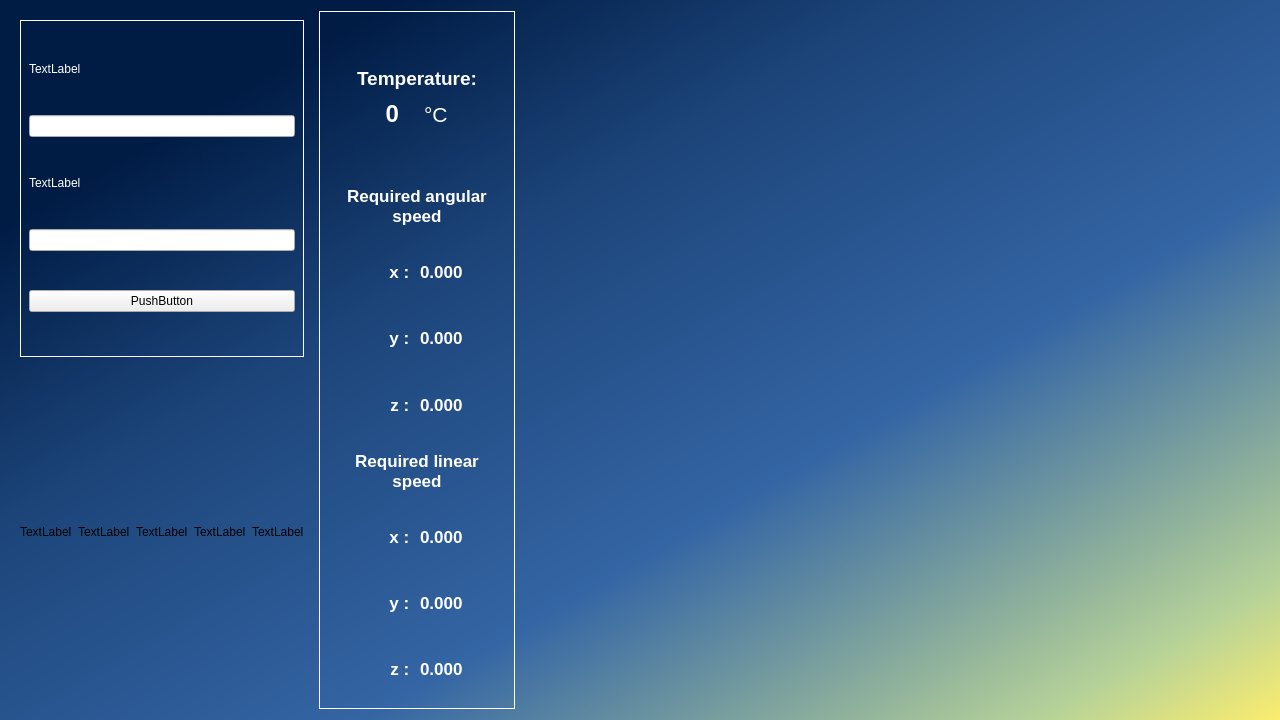
Qt form src/dp_ros_package/include/dp_ros_package/main_window.ui (Zdeno5/DP) before a commit.
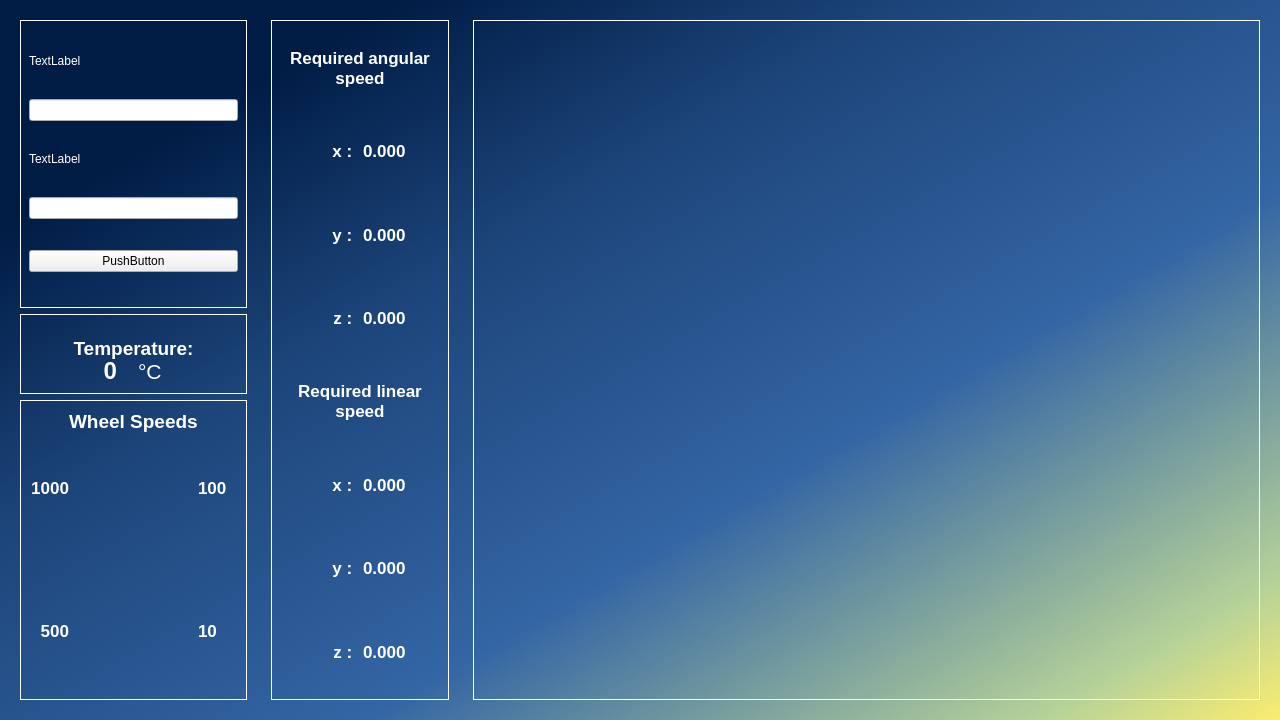
The same form after that commit. Icons and pictures are not drawn.

```diff
--- a/src/dp_ros_package/include/dp_ros_package/main_window.ui
+++ b/src/dp_ros_package/include/dp_ros_package/main_window.ui
@@ -42,6 +42,12 @@
        <layout class="QVBoxLayout" name="verticalLayout">
         <item>
          <widget class="QWidget" name="connectwidget" native="true">
+          <property name="sizePolicy">
+           <sizepolicy hsizetype="Preferred" vsizetype="Preferred">
+            <horstretch>0</horstretch>
+            <verstretch>0</verstretch>
+           </sizepolicy>
+          </property>
           <property name="styleSheet">
            <string notr="true">#connectwidget{border: 1px solid white; padding: 5px;}</string>
           </property>
@@ -95,74 +101,16 @@
          </widget>
         </item>
         <item>
-         <layout class="QVBoxLayout" name="verticalLayout_3">
-          <item>
-           <layout class="QHBoxLayout" name="horizontalLayout_3">
-            <item>
-             <widget class="QLabel" name="wheel1_label">
-              <property name="text">
-               <string>TextLabel</string>
-              </property>
-             </widget>
-            </item>
-            <item>
-             <widget class="QLabel" name="wheel2_label">
-              <property name="text">
-               <string>TextLabel</string>
-              </property>
-             </widget>
-            </item>
-            <item>
-             <widget class="QLabel" name="wheel3_label">
-              <property name="text">
-               <string>TextLabel</string>
-              </property>
-             </widget>
-            </item>
-            <item>
-             <widget class="QLabel" name="wheel4_label">
-              <property name="enabled">
-               <bool>true</bool>
-              </property>
-              <property name="text">
-               <string>TextLabel</string>
-              </property>
-             </widget>
-            </item>
-            <item>
-             <widget class="QLabel" name="car_img">
-              <property name="sizePolicy">
-               <sizepolicy hsizetype="Preferred" vsizetype="Preferred">
-                <horstretch>0</horstretch>
-                <verstretch>0</verstretch>
-               </sizepolicy>
-              </property>
-              <property name="text">
-               <string>TextLabel</string>
-              </property>
-             </widget>
-            </item>
-           </layout>
-          </item>
-         </layout>
-        </item>
-       </layout>
-      </widget>
-     </item>
-     <item>
-      <widget class="QWidget" name="middlewidget" native="true">
-       <property name="styleSheet">
-        <string notr="true">#middlewidget{border: 1px solid white;}</string>
-       </property>
-       <layout class="QVBoxLayout" name="verticalLayout_6">
-        <item>
-         <widget class="QWidget" name="horizontalWidget_3" native="true">
+         <widget class="QWidget" name="temperatureWidget" native="true">
           <property name="maximumSize">
            <size>
             <width>16777215</width>
-            <height>150</height>
+            <height>80</height>
            </size>
           </property>
+          <property name="styleSheet">
+           <string notr="true">#temperatureWidget{border: 1px solid white;}</string>
+          </property>
           <layout class="QVBoxLayout" name="verticalLayout_8">
            <property name="spacing">
             <number>1</number>
@@ -178,7 +126,7 @@
              <property name="sizeHint" stdset="0">
               <size>
                <width>20</width>
-               <height>40</height>
+               <height>10</height>
               </size>
              </property>
             </spacer>
@@ -199,7 +147,7 @@
              </property>
              <property name="maximumSize">
               <size>
-               <width>160</width>
+               <width>1000</width>
                <height>30</height>
               </size>
              </property>
@@ -255,7 +203,7 @@
                 </property>
                 <property name="sizeHint" stdset="0">
                  <size>
-                  <width>20</width>
+                  <width>50</width>
                   <height>1</height>
                  </size>
                 </property>
@@ -330,7 +278,7 @@
                 </property>
                 <property name="sizeHint" stdset="0">
                  <size>
-                  <width>20</width>
+                  <width>50</width>
                   <height>1</height>
                  </size>
                 </property>
@@ -350,7 +298,7 @@
              <property name="sizeHint" stdset="0">
               <size>
                <width>20</width>
-               <height>40</height>
+               <height>20</height>
               </size>
              </property>
             </spacer>
@@ -359,6 +307,294 @@
          </widget>
         </item>
         <item>
+         <widget class="QWidget" name="leftBotWidget" native="true">
+          <property name="sizePolicy">
+           <sizepolicy hsizetype="Preferred" vsizetype="Maximum">
+            <horstretch>0</horstretch>
+            <verstretch>0</verstretch>
+           </sizepolicy>
+          </property>
+          <property name="minimumSize">
+           <size>
+            <width>0</width>
+            <height>300</height>
+           </size>
+          </property>
+          <property name="maximumSize">
+           <size>
+            <width>16777215</width>
+            <height>300</height>
+           </size>
+          </property>
+          <property name="styleSheet">
+           <string notr="true">#leftBotWidget{border: 1px solid white; padding: 5px; }</string>
+          </property>
+          <layout class="QVBoxLayout" name="verticalLayout_3">
+           <item>
+            <widget class="QWidget" name="carBPwidget" native="true">
+             <property name="styleSheet">
+              <string notr="true">#carBPwidget{border-image: url(:/resources/images/carbp.png) 0 0 0 0 stretch stretch; margin-top: 30px; margin-left: 10px; margin-right: 10px;}</string>
+             </property>
+             <layout class="QHBoxLayout" name="horizontalLayout_3">
+              <property name="spacing">
+               <number>0</number>
+              </property>
+              <property name="leftMargin">
+               <number>0</number>
+              </property>
+              <property name="topMargin">
+               <number>0</number>
+              </property>
+              <property name="rightMargin">
+               <number>0</number>
+              </property>
+              <property name="bottomMargin">
+               <number>0</number>
+              </property>
+              <item>
+               <layout class="QGridLayout" name="gridLayout">
+                <item row="5" column="1">
+                 <widget class="QLabel" name="label_13">
+                  <property name="sizePolicy">
+                   <sizepolicy hsizetype="Maximum" vsizetype="Maximum">
+                    <horstretch>0</horstretch>
+                    <verstretch>0</verstretch>
+                   </sizepolicy>
+                  </property>
+                  <property name="maximumSize">
+                   <size>
+                    <width>100</width>
+                    <height>40</height>
+                   </size>
+                  </property>
+                  <property name="text">
+                   <string/>
+                  </property>
+                 </widget>
+                </item>
+                <item row="2" column="0">
+                 <widget class="QLabel" name="wheel1_label">
+                  <property name="sizePolicy">
+                   <sizepolicy hsizetype="Minimum" vsizetype="Maximum">
+                    <horstretch>0</horstretch>
+                    <verstretch>0</verstretch>
+                   </sizepolicy>
+                  </property>
+                  <property name="minimumSize">
+                   <size>
+                    <width>40</width>
+                    <height>0</height>
+                   </size>
+                  </property>
+                  <property name="maximumSize">
+                   <size>
+                    <width>40</width>
+                    <height>50</height>
+                   </size>
+                  </property>
+                  <property name="font">
+                   <font>
+                    <pointsize>13</pointsize>
+                    <weight>75</weight>
+                    <bold>true</bold>
+                   </font>
+                  </property>
+                  <property name="styleSheet">
+                   <string notr="true">color: rgb(255, 255, 255);</string>
+                  </property>
+                  <property name="text">
+                   <string>1000</string>
+                  </property>
+                  <property name="alignment">
+                   <set>Qt::AlignBottom|Qt::AlignRight|Qt::AlignTrailing</set>
+                  </property>
+                 </widget>
+                </item>
+                <item row="3" column="1">
+                 <widget class="QLabel" name="label_12">
+                  <property name="text">
+                   <string/>
+                  </property>
+                 </widget>
+                </item>
+                <item row="4" column="2">
+                 <widget class="QLabel" name="wheel4_label">
+                  <property name="enabled">
+                   <bool>true</bool>
+                  </property>
+                  <property name="sizePolicy">
+                   <sizepolicy hsizetype="Minimum" vsizetype="Maximum">
+                    <horstretch>0</horstretch>
+                    <verstretch>0</verstretch>
+                   </sizepolicy>
+                  </property>
+                  <property name="minimumSize">
+                   <size>
+                    <width>40</width>
+                    <height>0</height>
+                   </size>
+                  </property>
+                  <property name="maximumSize">
+                   <size>
+                    <width>40</width>
+                    <height>40</height>
+                   </size>
+                  </property>
+                  <property name="font">
+                   <font>
+                    <pointsize>13</pointsize>
+                    <weight>75</weight>
+                    <bold>true</bold>
+                   </font>
+                  </property>
+                  <property name="styleSheet">
+                   <string notr="true">color: rgb(255, 255, 255);</string>
+                  </property>
+                  <property name="text">
+                   <string>10</string>
+                  </property>
+                 </widget>
+                </item>
+                <item row="4" column="0">
+                 <widget class="QLabel" name="wheel3_label">
+                  <property name="sizePolicy">
+                   <sizepolicy hsizetype="Minimum" vsizetype="Maximum">
+                    <horstretch>0</horstretch>
+                    <verstretch>0</verstretch>
+                   </sizepolicy>
+                  </property>
+                  <property name="minimumSize">
+                   <size>
+                    <width>40</width>
+                    <height>0</height>
+                   </size>
+                  </property>
+                  <property name="maximumSize">
+                   <size>
+                    <width>40</width>
+                    <height>40</height>
+                   </size>
+                  </property>
+                  <property name="font">
+                   <font>
+                    <pointsize>13</pointsize>
+                    <weight>75</weight>
+                    <bold>true</bold>
+                   </font>
+                  </property>
+                  <property name="styleSheet">
+                   <string notr="true">color: rgb(255, 255, 255);</string>
+                  </property>
+                  <property name="text">
+                   <string>500</string>
+                  </property>
+                  <property name="alignment">
+                   <set>Qt::AlignRight|Qt::AlignTrailing|Qt::AlignVCenter</set>
+                  </property>
+                 </widget>
+                </item>
+                <item row="0" column="1">
+                 <widget class="QLabel" name="label_11">
+                  <property name="sizePolicy">
+                   <sizepolicy hsizetype="Maximum" vsizetype="Maximum">
+                    <horstretch>0</horstretch>
+                    <verstretch>0</verstretch>
+                   </sizepolicy>
+                  </property>
+                  <property name="maximumSize">
+                   <size>
+                    <width>16777215</width>
+                    <height>25</height>
+                   </size>
+                  </property>
+                  <property name="font">
+                   <font>
+                    <pointsize>14</pointsize>
+                    <weight>75</weight>
+                    <bold>true</bold>
+                   </font>
+                  </property>
+                  <property name="styleSheet">
+                   <string notr="true">color: rgb(255, 255, 255);</string>
+                  </property>
+                  <property name="text">
+                   <string>Wheel Speeds</string>
+                  </property>
+                 </widget>
+                </item>
+                <item row="2" column="2">
+                 <widget class="QLabel" name="wheel2_label">
+                  <property name="sizePolicy">
+                   <sizepolicy hsizetype="Minimum" vsizetype="Maximum">
+                    <horstretch>0</horstretch>
+                    <verstretch>0</verstretch>
+                   </sizepolicy>
+                  </property>
+                  <property name="minimumSize">
+                   <size>
+                    <width>40</width>
+                    <height>0</height>
+                   </size>
+                  </property>
+                  <property name="maximumSize">
+                   <size>
+                    <width>40</width>
+                    <height>50</height>
+                   </size>
+                  </property>
+                  <property name="font">
+                   <font>
+                    <pointsize>13</pointsize>
+                    <weight>75</weight>
+                    <bold>true</bold>
+                   </font>
+                  </property>
+                  <property name="styleSheet">
+                   <string notr="true">color: rgb(255, 255, 255);</string>
+                  </property>
+                  <property name="text">
+                   <string>100</string>
+                  </property>
+                  <property name="alignment">
+                   <set>Qt::AlignBottom|Qt::AlignLeading|Qt::AlignLeft</set>
+                  </property>
+                 </widget>
+                </item>
+                <item row="1" column="1">
+                 <widget class="QLabel" name="label_14">
+                  <property name="sizePolicy">
+                   <sizepolicy hsizetype="Preferred" vsizetype="Maximum">
+                    <horstretch>0</horstretch>
+                    <verstretch>0</verstretch>
+                   </sizepolicy>
+                  </property>
+                  <property name="text">
+                   <string/>
+                  </property>
+                 </widget>
+                </item>
+               </layout>
+              </item>
+             </layout>
+            </widget>
+           </item>
+          </layout>
+         </widget>
+        </item>
+       </layout>
+      </widget>
+     </item>
+     <item>
+      <widget class="QWidget" name="middlewidget" native="true">
+       <property name="styleSheet">
+        <string notr="true"/>
+       </property>
+       <layout class="QVBoxLayout" name="verticalLayout_6">
+        <item>
+         <widget class="QWidget" name="angular_linear_speed_widget" native="true">
+          <property name="styleSheet">
+           <string notr="true">#angular_linear_speed_widget{border: 1px solid white;}</string>
+          </property>
          <layout class="QVBoxLayout" name="verticalLayout_9">
           <item>
            <widget class="QLabel" name="label_5">
@@ -861,14 +1097,37 @@
            </spacer>
           </item>
          </layout>
+         </widget>
         </item>
        </layout>
       </widget>
      </item>
      <item>
+      <widget class="QWidget" name="verticalWidget_2" native="true">
       <layout class="QVBoxLayout" name="verticalLayout_2">
        <item>
-        <layout class="QVBoxLayout" name="rviz_layout">
+         <widget class="QWidget" name="rviz_widget" native="true">
+          <property name="styleSheet">
+           <string notr="true">#rviz_widget{border:1px solid white;}</string>
+          </property>
+          <layout class="QVBoxLayout" name="verticalLayout_5">
+           <property name="leftMargin">
+            <number>1</number>
+           </property>
+           <property name="topMargin">
+            <number>1</number>
+           </property>
+           <property name="rightMargin">
+            <number>1</number>
+           </property>
+           <property name="bottomMargin">
+            <number>1</number>
+           </property>
+           <item>
+            <layout class="QVBoxLayout" name="rviz_layout" stretch="0">
+             <property name="spacing">
+              <number>6</number>
+             </property>
          <item>
           <spacer name="horizontalSpacer">
            <property name="orientation">
@@ -888,6 +1147,10 @@
         </layout>
        </item>
       </layout>
+         </widget>
+        </item>
+       </layout>
+      </widget>
      </item>
     </layout>
    </item>
```
Lines whose indentation alone changed are shown as unchanged.
